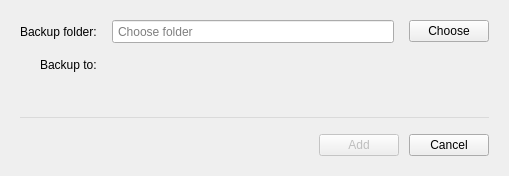
meganz/MEGAsync, file src/MEGASync/gui/macx/AddBackupDialog.ui: the form before one commit.
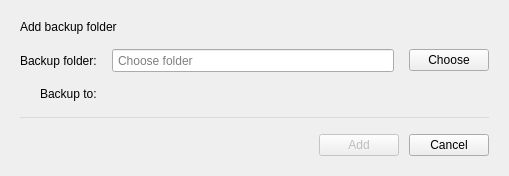
The form after the commit.

Commit message: Fix build issues and UI style RemoveBackupDialog macOS

Diff of the .ui file:
```diff
--- a/src/MEGASync/gui/macx/AddBackupDialog.ui
+++ b/src/MEGASync/gui/macx/AddBackupDialog.ui
@@ -68,6 +68,16 @@
    <property name="bottomMargin">
     <number>20</number>
    </property>
+   <item>
+    <widget class="QLabel" name="embeddedTitleLabel">
+     <property name="styleSheet">
+      <string notr="true"/>
+     </property>
+     <property name="text">
+      <string>Add backup folder</string>
+     </property>
+    </widget>
+   </item>
    <item>
     <layout class="QGridLayout" name="gridLayout">
      <property name="bottomMargin">
```
The commit also changes 1 other file.
